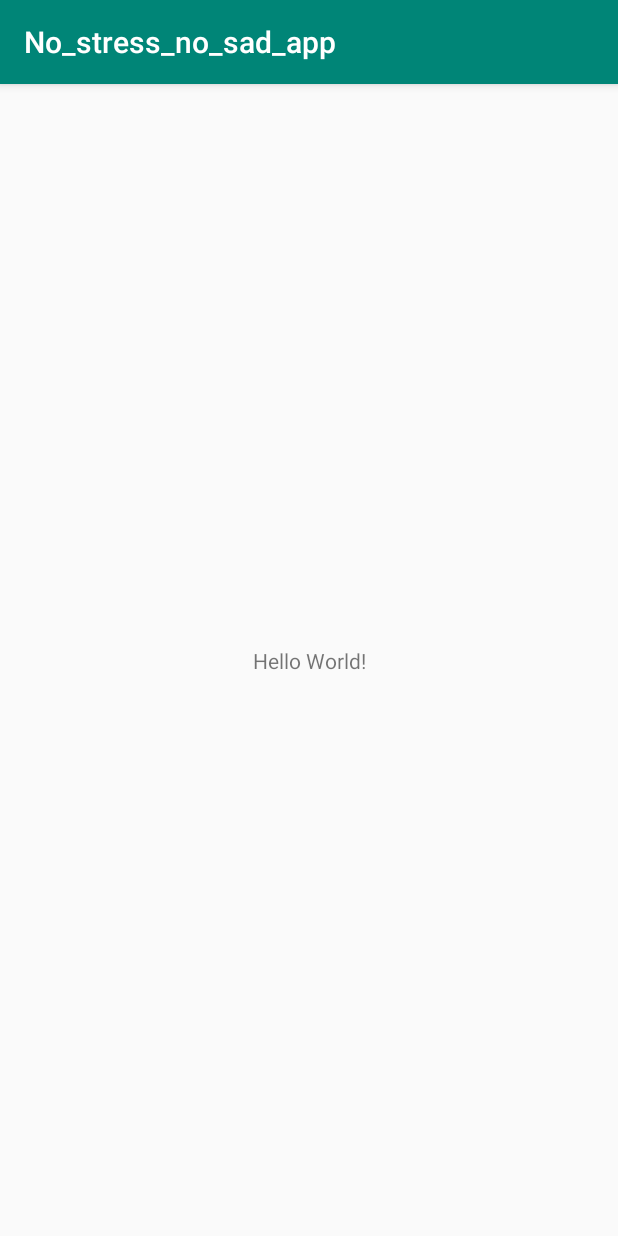
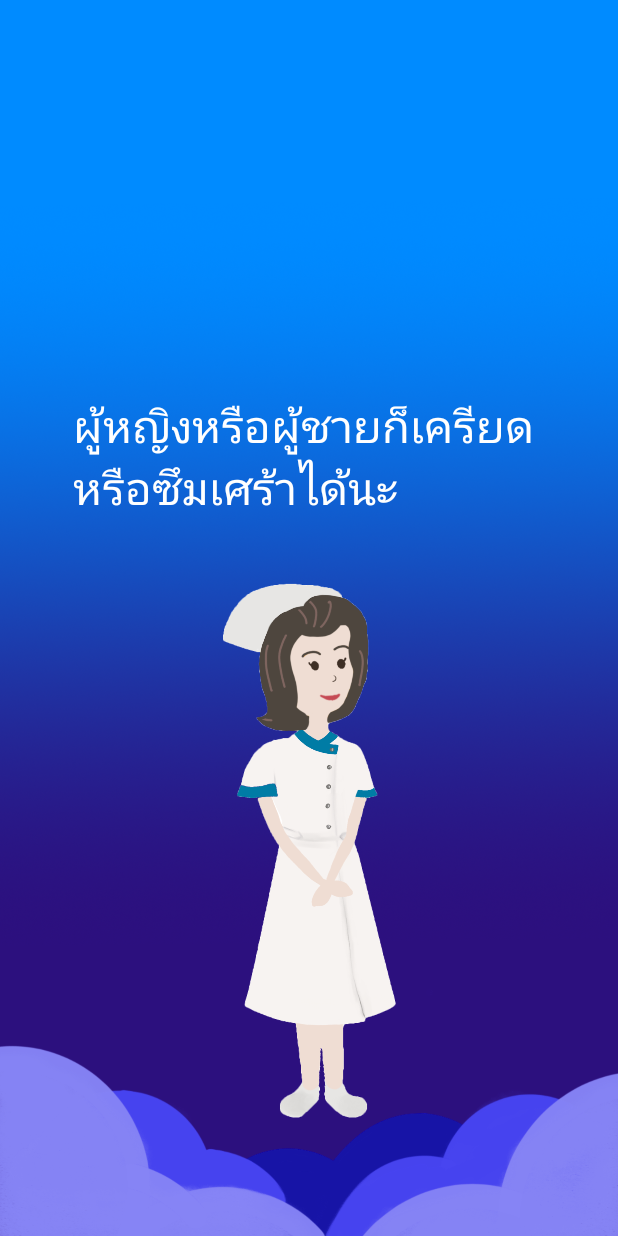
Before and after one commit to AiStarriez/no_stress_no_sad, an Android app: the first screen one second after launch (MainActivity before the commit, Splash after it), on a phone screen of 412 x 824 dp. Run offline under Robolectric (Android 15) with nearby library versions, the phone set to English and light mode, and no system bars.

Commit message:
update splash

```diff
--- /dev/null
+++ b/app/src/main/java/com/example/no_stress_no_sad_app/Splash.java
@@ -0,0 +1,43 @@
+package com.example.no_stress_no_sad_app;
+import android.app.Activity;
+import android.content.Intent;
+import android.os.Bundle;
+import android.os.Handler;
+import android.view.Window;
+
+import androidx.appcompat.app.AppCompatActivity;
+
+public class Splash extends AppCompatActivity {
+    Handler handler;
+    Runnable runnable;
+    long delay_time;
+    long time = 3000L;
+
+    public void onCreate(Bundle savedInstanceState) {
+        super.onCreate(savedInstanceState);
+        requestWindowFeature(Window.FEATURE_NO_TITLE);
+        setContentView(R.layout.splashscreen);
+        handler = new Handler();
+
+        runnable = new Runnable() {
+            public void run() {
+                Intent intent = new Intent(Splash.this, MainActivity.class);
+                startActivity(intent);
+                finish();
+            }
+        };
+    }
+
+    public void onResume() {
+        super.onResume();
+        delay_time = time;
+        handler.postDelayed(runnable, delay_time);
+        time = System.currentTimeMillis();
+    }
+
+    public void onPause() {
+        super.onPause();
+        handler.removeCallbacks(runnable);
+        time = delay_time - (System.currentTimeMillis() - time);
+    }
+}
--- /dev/null
+++ b/app/src/main/res/layout/splashscreen.xml
@@ -0,0 +1,27 @@
+<?xml version="1.0" encoding="utf-8"?>
+<RelativeLayout xmlns:android="http://schemas.android.com/apk/res/android"
+    android:layout_width="match_parent"
+    android:layout_height="match_parent"
+    android:background="@drawable/bgn">
+
+    <ImageView
+        android:id="@+id/imageView1"
+        android:layout_width="match_parent"
+        android:layout_height="486dp"
+        android:layout_alignParentBottom="true"
+        android:layout_centerVertical="true"
+        android:layout_marginBottom="8dp"
+        android:src="@drawable/nurse" />
+
+    <TextView
+        android:id="@+id/loadingword"
+        android:layout_width="320dp"
+        android:layout_height="106dp"
+        android:layout_above="@+id/imageView1"
+        android:layout_alignParentEnd="true"
+        android:layout_marginEnd="43dp"
+        android:layout_marginBottom="-38dp"
+        android:text="ผู้หญิงหรือผู้ชายก็เครียดหรือซึมเศร้าได้นะ"
+        android:textColor="#FFFFFF"
+        android:textSize="30sp" />
+</RelativeLayout>
--- a/app/src/main/res/values/colors.xml
+++ b/app/src/main/res/values/colors.xml
@@ -1,6 +1,6 @@
 <?xml version="1.0" encoding="utf-8"?>
 <resources>
-    <color name="colorPrimary">#008577</color>
-    <color name="colorPrimaryDark">#00574B</color>
-    <color name="colorAccent">#D81B60</color>
+    <color name="colorPrimary">#000000</color>
+    <color name="colorPrimaryDark">#000000</color>
+    <color name="colorAccent">#000000</color>
 </resources>
--- a/app/src/main/res/values/styles.xml
+++ b/app/src/main/res/values/styles.xml
@@ -1,7 +1,7 @@
 <resources>
 
     <!-- Base application theme. -->
-    <style name="AppTheme" parent="Theme.AppCompat.Light.DarkActionBar">
+    <style name="AppTheme" parent="Theme.AppCompat.Light.NoActionBar">
         <!-- Customize your theme here. -->
         <item name="colorPrimary">@color/colorPrimary</item>
         <item name="colorPrimaryDark">@color/colorPrimaryDark</item>
```
Also changed, not shown: app/src/main/AndroidManifest.xml (+12 -3 lines), app/src/main/java/com/example/no_stress_no_sad_app/MainActivity.java (+6 -3 lines), app/src/main/res/layout/main.xml (added, +17 -0 lines), app/src/main/res/drawable/bgn.png (added), app/src/main/res/drawable/loadingword.png (added), app/src/main/res/drawable/logo.png (added), app/src/main/res/drawable/nurse.png (added).
